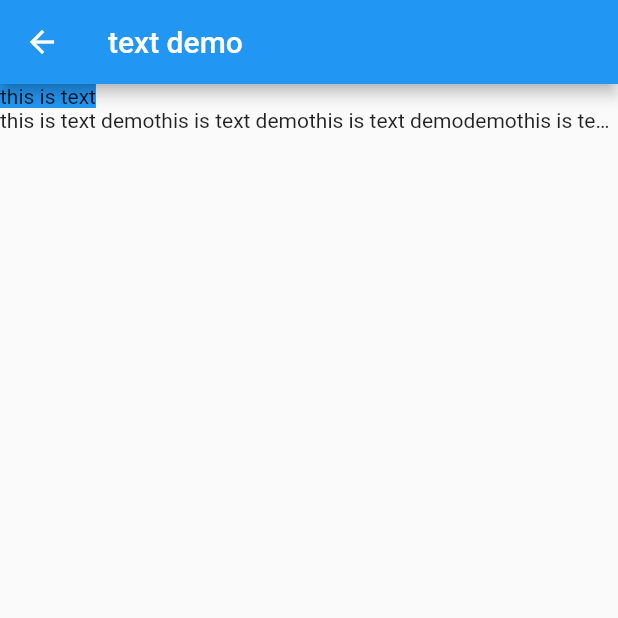
After one commit to kongxs/flutter_demp, a Flutter app: the screen it shows after launch, after a tap on "Text", on a phone screen of 412 x 824 dp, the top half of it. The commit adds this screen. Run offline on Flutter 3.47's test engine with Material 2 defaults, Android fonts, the phone set to English and light mode, and no system bars; our stand-ins replace fluttertoast.

Commit message:
widgets 使用

```diff
--- /dev/null
+++ b/flutter_app/lib/BaseWidget.dart
@@ -0,0 +1,22 @@
+import 'package:flutter/material.dart';
+
+
+abstract class BaseStateLessWidget extends StatelessWidget implements BaseWidget {
+
+  @override
+  Widget build(BuildContext context) {
+    return Scaffold(
+      appBar: AppBar(
+        title: Text(getTitle() == null ? "" : getTitle()),
+      ),
+      body: createBody(),
+    );
+  }
+}
+
+abstract class BaseWidget{
+
+  String getTitle();
+
+  Widget createBody();
+}
--- /dev/null
+++ b/flutter_app/lib/helloWorld.dart
@@ -0,0 +1,60 @@
+import 'package:flutter/material.dart';
+
+void main() => runApp(MyApp());
+
+class MyApp extends StatelessWidget {
+  @override
+  Widget build(BuildContext context) {
+    return MaterialApp(
+      title: 'Flutter Demo',
+      theme: ThemeData(
+
+        primarySwatch: Colors.blue,
+      ),
+      home: MyHomePage(title: 'Flutter Demo Home Page'),
+    );
+  }
+}
+
+class MyHomePage extends StatelessWidget {
+  MyHomePage({Key key, this.title}) : super(key: key);
+
+  final String title;
+
+  @override
+  Widget build(BuildContext context) {
+    // TODO: implement build
+     return Scaffold(
+      appBar: AppBar(
+        // Here we take the value from the MyHomePage object that was created by
+        // the App.build method, and use it to set our appbar title.
+        title: Text("title"),
+      ),
+      body: Center(
+        // Center is a layout widget. It takes a single child and positions it
+        // in the middle of the parent.
+        child: Column(
+
+          mainAxisAlignment: MainAxisAlignment.center,
+          children: <Widget>[
+            Text(
+              'You have pushed the button this many times:',
+            ),
+            Text(
+              'times',
+              style: Theme.of(context).textTheme.display1,
+            ),
+          ],
+        ),
+      ),
+      floatingActionButton: FloatingActionButton(
+        onPressed: _incrementCounter,
+        tooltip: 'Increment',
+        child: Icon(Icons.add),
+      ), // This trailing comma makes auto-formatting nicer for build methods.
+    );
+  }
+
+  void _incrementCounter() {
+  }
+}
--- a/flutter_app/lib/main.dart
+++ b/flutter_app/lib/main.dart
@@ -1,9 +1,17 @@
 import 'package:flutter/material.dart';
+import 'package:flutter_app/widgets/CardDemo.dart';
+import 'package:flutter_app/widgets/ExpandDemo.dart';
+import 'package:flutter_app/widgets/GridViewDemo.dart';
+import 'package:flutter_app/widgets/ImageDemo.dart';
+import 'package:flutter_app/widgets/ListViewDemo.dart';
+import 'package:flutter_app/widgets/StackDemo.dart';
+import 'package:flutter_app/widgets/WrapDemo.dart';
+import './widgets/TextDemo.dart';
+import 'package:fluttertoast/fluttertoast.dart';
 
 void main() => runApp(MyApp());
 
 class MyApp extends StatelessWidget {
-  // This widget is the root of your application.
   @override
   Widget build(BuildContext context) {
     return MaterialApp(
@@ -17,58 +25,96 @@ class MyApp extends StatelessWidget {
   }
 }
 
-class MyHomePage extends StatefulWidget {
-  MyHomePage({Key key, this.title}) : super(key: key);
+class MyHomePage extends StatelessWidget {
 
 
+  var widgets = ["Text" , "Image","ListView" , "GridView" ,"Stack","Expand","CardDemo","WrapDemo"];
+
+  var colors = [Colors.cyan,Colors.black12];
+
+
+
+  MyHomePage({Key key, this.title}) : super(key: key);
 
   final String title;
 
   @override
-  _MyHomePageState createState() => _MyHomePageState();
-}
-
-class _MyHomePageState extends State<MyHomePage> {
-  int _counter = 0;
-
-  void _incrementCounter() {
-    setState(() {
-
-      _counter++;
-    });
-  }
-
-  @override
   Widget build(BuildContext context) {
-
-    return Scaffold(
+    // TODO: implement build
+     return Scaffold(
       appBar: AppBar(
         // Here we take the value from the MyHomePage object that was created by
         // the App.build method, and use it to set our appbar title.
-        title: Text(widget.title),
+        title: Text("Flutter Demo"),
       ),
       body: Center(
         // Center is a layout widget. It takes a single child and positions it
         // in the middle of the parent.
-        child: Column(
-
-          mainAxisAlignment: MainAxisAlignment.center,
-          children: <Widget>[
-            Text(
-              'You have pushed the button this many times:',
-            ),
-            Text(
-              '$_counter',
-              style: Theme.of(context).textTheme.display1,
-            ),
-          ],
-        ),
+        child: ListView.builder(
+          scrollDirection: Axis.vertical,
+            itemBuilder: _buildItem,
+            itemCount: widgets.length,
+        )
       ),
-      floatingActionButton: FloatingActionButton(
-        onPressed: _incrementCounter,
-        tooltip: 'Increment',
-        child: Icon(Icons.add),
-      ), // This trailing comma makes auto-formatting nicer for build methods.
     );
   }
+
+  Widget _buildItem(BuildContext context,int index) {
+
+    var color = index % 2 == 0 ? colors[0] : colors[1];
+
+    return new GestureDetector(
+      child: Container(
+        child: Text(widgets[index]),
+        alignment: Alignment.center,
+        height: 50,
+        color: color,
+      ),
+      onTap: ()=> onItemClick(context,index),
+    );
+  }
+
+  onItemClick(BuildContext context,int index) {
+
+    var page ;
+
+    switch(widgets[index]) {
+      case "Text" :
+        page = TextDemo();
+        break;
+      case "Image" :
+        page = ImageDemo();
+        break;
+      case "ListView" :
+        page = ListViewDemo();
+        break;
+      case "GridView" :
+        page = GridViewDemo();
+        break;
+      case "Stack" :
+        page = StackDemo();
+        break;
+        case "Expand" :
+        page = ExpandDemo();
+        break;
+        case "CardDemo" :
+        page = CardDemo();
+        break;
+        case "WrapDemo" :
+        page = WrapDemo();
+        break;
+      default:
+        break;
+    }
+    if (null != page) {
+      Navigator.push(
+          context, new MaterialPageRoute(builder: (context) => page));
+    } else {
+
+      Fluttertoast.showToast(msg: "未知页面");
+
+    }
+
+  }
+
 }
--- /dev/null
+++ b/flutter_app/lib/widgets/TextDemo.dart
@@ -0,0 +1,51 @@
+import 'package:flutter/material.dart';
+
+import '../BaseWidget.dart';
+
+
+
+class TextDemo extends StatefulWidget {
+  @override
+  State<StatefulWidget> createState() {
+    return TextState();
+  }
+
+}
+
+class TextState extends State<TextDemo> {
+  @override
+  Widget build(BuildContext context) {
+    return TextContentView();
+  }
+}
+
+class TextContentView extends BaseStateLessWidget {
+  @override
+  Widget createBody() {
+    return Column(
+      children: <Widget>[
+        Container(
+          child: Text(
+            "this is text ",
+            style: TextStyle(
+                backgroundColor: Colors.blue
+            ),
+          ),
+          alignment: Alignment.topLeft,
+        ),
+
+        //超出一屏的 text
+        Text(
+            "this is text demothis is text demothis is text demodemothis is text demodemothis is text demo",
+            overflow: TextOverflow.ellipsis,
+        ),
+      ],
+    );
+  }
+
+  @override
+  String getTitle() {
+    return "text demo";
+  }
+
+}
--- a/flutter_app/pubspec.yaml
+++ b/flutter_app/pubspec.yaml
@@ -28,12 +28,17 @@ dev_dependencies:
   flutter_test:
     sdk: flutter
 
+  fluttertoast: ^3.1.3
+
 
 # For information on the generic Dart part of this file, see the
 # following page: https://dart.dev/tools/pub/pubspec
 
 # The following section is specific to Flutter.
 flutter:
+
+  assets:
+    - assets/
 
   # The following line ensures that the Material Icons font is
   # included with your application, so that you can use the icons in
```
Also changed, not shown: flutter_app/lib/widgets/CardDemo.dart (added, +36 -0 lines), flutter_app/lib/widgets/ExpandDemo.dart (added, +53 -0 lines), flutter_app/lib/widgets/GridViewDemo.dart (added, +57 -0 lines), flutter_app/lib/widgets/ImageDemo.dart (added, +92 -0 lines), flutter_app/lib/widgets/ListViewDemo.dart (added, +53 -0 lines), flutter_app/lib/widgets/StackDemo.dart (added, +56 -0 lines), flutter_app/lib/widgets/WrapDemo.dart (added, +102 -0 lines), flutter_app/assets/fluttter_all.png (added), flutter_app/pubspec.lock, 6 other files.
